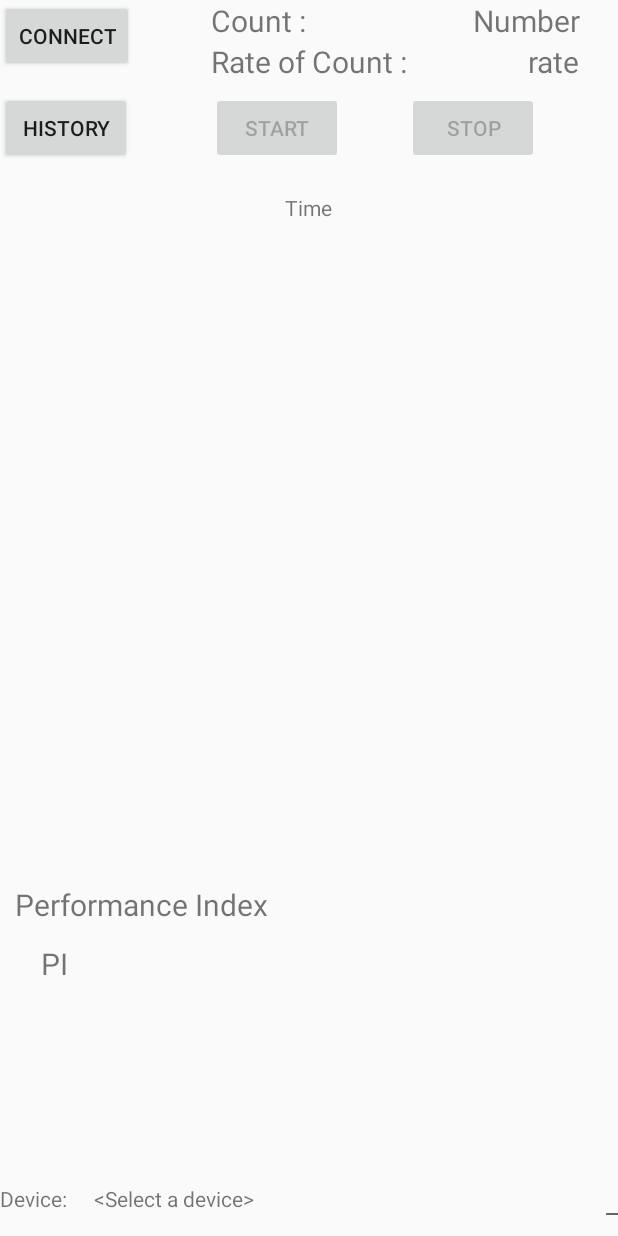
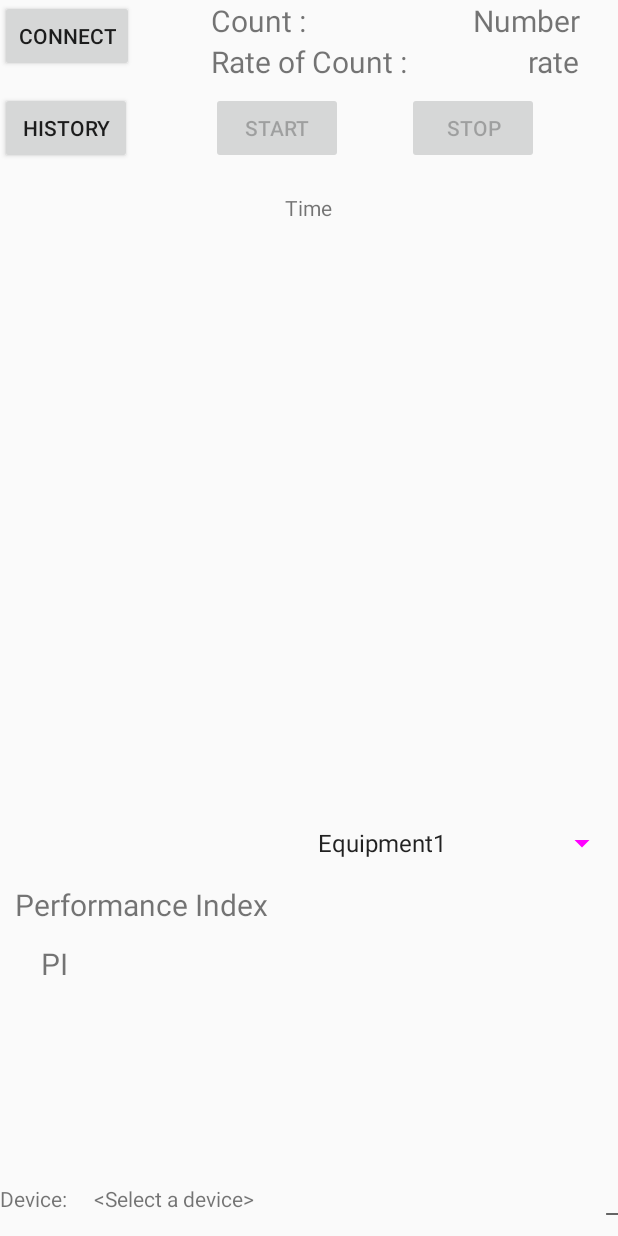
Before and after one commit to saumitra91/SC, an Android app: the screen it shows after launch (BTMainActivity), on a phone screen of 412 x 824 dp. Run offline under Robolectric (Android 15) with nearby library versions, the phone set to English and light mode, and no system bars; plain views replace GraphView; 2 statements that could not run were skipped.

Commit message:
Added Spinner Code

```diff
--- a/app/src/main/java/com/example/sam/sc/BTMainActivity.java
+++ b/app/src/main/java/com/example/sam/sc/BTMainActivity.java
@@ -46,10 +46,12 @@ import android.support.v4.app.ActivityCompat;
 import android.support.v4.content.LocalBroadcastManager;
 import android.util.Log;
 import android.view.View;
+import android.widget.AdapterView;
 import android.widget.ArrayAdapter;
 import android.widget.Button;
 import android.widget.ListView;
 import android.widget.RadioGroup;
+import android.widget.Spinner;
 import android.widget.TextView;
 import android.widget.Toast;
 
@@ -98,6 +100,7 @@ public class BTMainActivity extends Activity {
     private ListView messageListView;
     private ArrayAdapter<String> listAdapter;
     private Button btnConnectDisconnect, btnSend, btnHistory;
+
     //    private EditText edtMessage;
     private int i = 1;
     Handler msHandler = new Handler() {
@@ -174,14 +177,14 @@ public class BTMainActivity extends Activity {
                         String currentDateTimeString = DateFormat.getTimeInstance().format(new Date());
                         Log.d(TAG, "UART_CONNECT_MSG");
                         btnConnectDisconnect.setText("Disconnect");
-                        //Kota add 12/13/2016
+
 
                         //
 //                        edtMessage.setEnabled(true);
 //                        btnSend.setEnabled(true);
                         btnStart.setEnabled(true);
                         btnStop.setEnabled(true);
-                        //Kota **************************
+
 //                        mbuttonB.setEnabled(true);
 //                        mbuttonF.setEnabled(true);
 //                        mbuttonL.setEnabled(true);
@@ -213,7 +216,7 @@ public class BTMainActivity extends Activity {
 //                        btnSend.setEnabled(false);
                         btnStart.setEnabled(false);
                         btnStop.setEnabled(false);
-                        //KOTA **************************
+
 //                        mbuttonB.setEnabled(false);
 //                        mbuttonF.setEnabled(false);
 //                        mbuttonL.setEnabled(false);
@@ -446,7 +449,14 @@ public class BTMainActivity extends Activity {
         super.onCreate(savedInstanceState);
         setContentView(R.layout.main);
 
-
+        Spinner spinner = (Spinner) findViewById(R.id.spinner);
+// Create an ArrayAdapter using the string array and a default spinner layout
+        ArrayAdapter<CharSequence> adapter = ArrayAdapter.createFromResource(this,
+                R.array.spinner_array, android.R.layout.simple_spinner_item);
+// Specify the layout to use when the list of choices appears
+        adapter.setDropDownViewResource(android.R.layout.simple_spinner_dropdown_item);
+// Apply the adapter to the spinner
+        spinner.setAdapter(adapter);
         TimerValue = (TextView) findViewById(R.id.Timer);
         PIValue = (TextView) findViewById(R.id.PI);
         btnStart = (Button) findViewById(R.id.startclock);
@@ -467,6 +477,32 @@ public class BTMainActivity extends Activity {
                 msHandler.sendEmptyMessage(MSG_STOP_TIMER);
                 countsCompleted = 0;
             }
+        });
+
+        spinner.setOnItemSelectedListener(new AdapterView.OnItemSelectedListener() {
+            @Override
+            public void onItemSelected(AdapterView<?> parentView, View selectedItemView, int position, long id) {
+                Context context = getApplicationContext();
+                CharSequence text = "Item Selected!";
+                int duration = Toast.LENGTH_SHORT;
+                String item = parentView.getItemAtPosition(position).toString();
+
+                // Showing selected spinner item
+                Toast.makeText(parentView.getContext(), "Selected: " + item, Toast.LENGTH_SHORT).show();
+
+
+            }
+
+            @Override
+            public void onNothingSelected(AdapterView<?> parentView) {
+                Context context = getApplicationContext();
+                CharSequence text = "Nothing Selected!";
+                int duration = Toast.LENGTH_SHORT;
+
+                Toast toast = Toast.makeText(context, text, duration);
+                toast.show();
+            }
+
         });
 
         mBtAdapter = BluetoothAdapter.getDefaultAdapter();
@@ -562,7 +598,6 @@ public class BTMainActivity extends Activity {
             }
         });
         // Set initial UI state
-//Kota add 12/13/2016 from this line***************************************************************
 
 
 //        mbuttonF.setOnClickListener(new View.OnClickListener() {
--- a/app/src/main/java/com/example/sam/sc/MainActivity.java
+++ b/app/src/main/java/com/example/sam/sc/MainActivity.java
@@ -13,8 +13,6 @@ import com.google.android.gms.appindexing.AppIndex;
 import com.google.android.gms.appindexing.Thing;
 import com.google.android.gms.common.api.GoogleApiClient;
 
-//Kota add 12/13/2016
-//by this line
 
 public class MainActivity extends Activity implements View.OnClickListener {
     public static final int RC_BARCODE_CAPTURE = 9001;
@@ -24,6 +22,7 @@ public class MainActivity extends Activity implements View.OnClickListener {
 //    private CompoundButton useFlash;
     public TextView statusMessage;
     private ListView listView;
+
     /**
      * ATTENTION: This was auto-generated to implement the App Indexing API.
      * See https://g.co/AppIndexing/AndroidStudio for more information.
@@ -36,7 +35,6 @@ public class MainActivity extends Activity implements View.OnClickListener {
         super.onCreate(savedInstanceState);
         setContentView(R.layout.activity_main);
 
-        //Kota add 12/13/2016
 
         //by thi line
 
--- a/app/src/main/res/layout/main.xml
+++ b/app/src/main/res/layout/main.xml
@@ -167,6 +167,15 @@
             android:text="Performance Index"
             android:textSize="20sp" />
 
+        <Spinner
+            android:id="@+id/spinner"
+            android:layout_width="match_parent"
+            android:layout_height="wrap_content"
+            android:layout_above="@+id/PILabel"
+            android:layout_marginBottom="15dp"
+            android:layout_toEndOf="@+id/countlabel"
+            android:backgroundTint="@android:drawable/spinner_background" />
+
 
         <!--<com.jjoe64.graphview.GraphView-->
         <!--android:layout_width="match_parent"-->
--- a/app/src/main/res/values/strings.xml
+++ b/app/src/main/res/values/strings.xml
@@ -67,5 +67,10 @@
 
     <string name="action_settings">Settings</string>
     <string name="title_activity_graph">History</string>
+    <string-array name="spinner_array">
+        <item>Equipment1</item>
+        <item>Equipment2</item>
+
+    </string-array>
 
 </resources>
```
